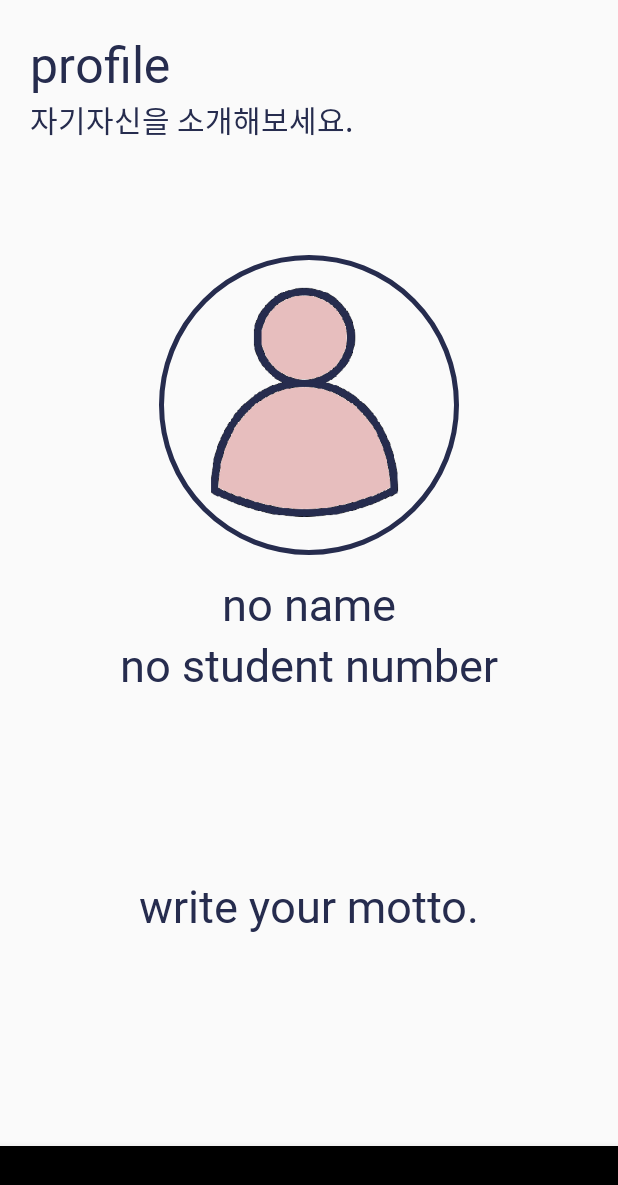
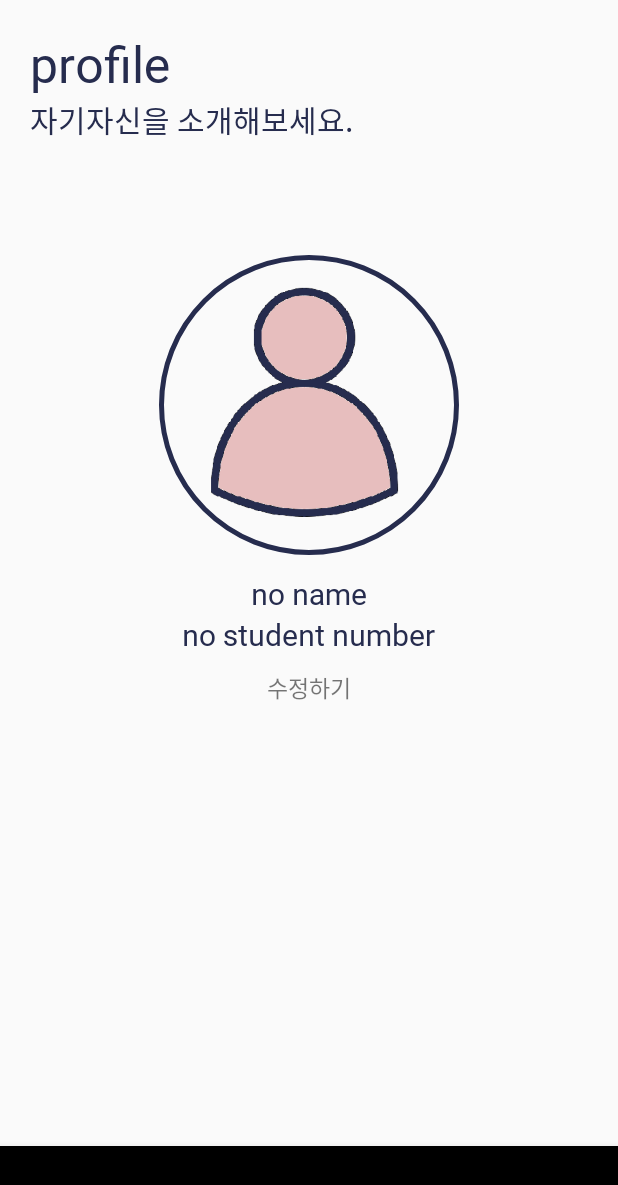
Before and after one commit to eunjijeon11/2020_TR, an Android app: the screen it shows after launch (MainActivity), item 4 of the bottom bar chosen, on a phone screen of 412 x 824 dp. Shown: the top 1185 px of the screen. Run offline under Robolectric (Android 15) with nearby library versions, the phone set to English and light mode, and no system bars; our stand-ins replace CircleImageView; libraries missing offline, so code that uses them is left out: com.github.mikephil.charting; 1 statement that could not run was skipped.

Commit message:
frag4 완성

```diff
--- a/app/src/main/java/com/example/mainscreen/editprofile.java
+++ b/app/src/main/java/com/example/mainscreen/editprofile.java
@@ -5,6 +5,7 @@ import android.content.Intent;
 import android.graphics.Bitmap;
 import android.graphics.BitmapFactory;
 import android.os.Bundle;
+import android.util.Log;
 import android.view.View;
 import android.widget.Button;
 import android.widget.EditText;
--- a/app/src/main/java/com/example/mainscreen/frag4.java
+++ b/app/src/main/java/com/example/mainscreen/frag4.java
@@ -1,71 +1,60 @@
 package com.example.mainscreen;
 
-import android.content.BroadcastReceiver;
-import android.content.Context;
 import android.content.Intent;
-import android.content.IntentFilter;
 import android.content.SharedPreferences;
-import android.content.res.AssetManager;
 import android.graphics.Bitmap;
 import android.graphics.BitmapFactory;
-import android.graphics.drawable.ShapeDrawable;
-import android.graphics.drawable.shapes.OvalShape;
-import android.os.Build;
 import android.os.Bundle;
 import android.preference.PreferenceManager;
-import android.provider.MediaStore;
 import android.view.LayoutInflater;
 import android.view.View;
 import android.view.ViewGroup;
-import android.widget.Button;
-import android.widget.ImageButton;
 import android.widget.ImageView;
 import android.widget.TextView;
 
-import java.io.IOException;
-import java.io.InputStream;
+import java.io.FileNotFoundException;
 
 import androidx.annotation.NonNull;
 import androidx.annotation.Nullable;
-import androidx.annotation.RequiresApi;
 import androidx.fragment.app.Fragment;
-import androidx.fragment.app.FragmentTransaction;
-import androidx.localbroadcastmanager.content.LocalBroadcastManager;
 
 public class frag4 extends Fragment {
 
     private View view;
-    private ImageButton btn_pro;
+    private TextView tv_pro;
     private TextView name;
     private TextView number;
-    private ImageView profile_iv;
+    private ImageView iv_profile;
     private Bitmap bitmap;
 
     SharedPreferences sharedPreferences;
     SharedPreferences.Editor editor;
-
-    private BroadcastReceiver mLocalReceiver;
-    private static final String LOCAL_BROADCAST_ACTION = "localBroadcastReceiver";
 
     @Nullable
     @Override
     public View onCreateView(@NonNull final LayoutInflater inflater, @Nullable ViewGroup container, @Nullable Bundle savedInstanceState) {
         view = inflater.inflate(R.layout.frag4, container, false);
 
-        profile_iv = view.findViewById(R.id.profile);
-        name = (TextView) view.findViewById(R.id.name);
-        number = (TextView) view.findViewById(R.id.number);
-        btn_pro = (ImageButton) view.findViewById(R.id.btn_pro); //UI연결
+        iv_profile = view.findViewById(R.id.profile);
+        name = view.findViewById(R.id.name);
+        number = view.findViewById(R.id.number);
+        tv_pro = view.findViewById(R.id.tv_pro);
 
         sharedPreferences = PreferenceManager.getDefaultSharedPreferences(getContext());
-        editor = sharedPreferences.edit();
 
         if (!sharedPreferences.getString("username", "").equals("")) {
-            name.setText(sharedPreferences.getString("usernum", ""));
+            name.setText(sharedPreferences.getString("username", ""));
             number.setText(sharedPreferences.getString("usernum", ""));
+            String profile = sharedPreferences.getString("image", "");
+            try {
+                bitmap = BitmapFactory.decodeStream(getActivity().openFileInput(profile));
+            } catch (FileNotFoundException e) {
+                e.printStackTrace();
+            }
+            iv_profile.setImageBitmap(bitmap);
         }
 
-        btn_pro.setOnClickListener(new View.OnClickListener() {
+        tv_pro.setOnClickListener(new View.OnClickListener() {
             @Override
             public void onClick(View v) {
                     Intent intent = new Intent(getActivity(), editprofile.class);
@@ -89,32 +78,17 @@ public class frag4 extends Fragment {
 
                     name.setText(username);
                     number.setText(usernum);
-                    profile_iv.setImageBitmap(bitmap);
+                    iv_profile.setImageBitmap(bitmap);
+
+                    editor = sharedPreferences.edit();
+                    editor.putString("username", username);
+                    editor.putString("usernum", usernum);
+                    editor.putString("image", profile);
+                    editor.apply();
                 } catch (Exception e) {
                     e.printStackTrace();
                 }
             }
         }
     }//editprofile에서 이름, 학번, 이미지 받아옴
-
-    @Override
-    public void onResume() {
-        super.onResume();
-        LocalBroadcastManager lbm = LocalBroadcastManager.getInstance(getContext());
-        IntentFilter intentFilter = new IntentFilter(LOCAL_BROADCAST_ACTION);
-        mLocalReceiver = new BroadcastReceiver() {
-            @Override
-            public void onReceive(Context context, Intent intent) {
-                name.setText("success");
-            }
-        };
-        lbm.registerReceiver(mLocalReceiver, intentFilter);
-    }
-
-    @Override
-    public void onPause() {
-        super.onPause();
-        LocalBroadcastManager lbm = LocalBroadcastManager.getInstance(getContext());
-        lbm.unregisterReceiver(mLocalReceiver);
-    }
 }
--- a/app/src/main/res/drawable/edir.xml
+++ /dev/null
@@ -1,8 +0,0 @@
-<vector xmlns:android="http://schemas.android.com/apk/res/android"
-        android:width="24dp"
-        android:height="24dp"
-        android:viewportWidth="24.0"
-        android:viewportHeight="24.0">
-    <path
-        android:pathData="M3,17.25V21h3.75L17.81,9.94l-3.75,-3.75L3,17.25zM20.71,7.04c0.39,-0.39 0.39,-1.02 0,-1.41l-2.34,-2.34c-0.39,-0.39 -1.02,-0.39 -1.41,0l-1.83,1.83 3.75,3.75 1.83,-1.83z"/>
-</vector>
--- a/app/src/main/res/layout/editprofile.xml
+++ b/app/src/main/res/layout/editprofile.xml
@@ -87,8 +87,6 @@
                 android:layout_gravity="center"
                 android:layout_width="wrap_content"
                 android:layout_height="wrap_content"/>
-
-
         </LinearLayout>
 
     </androidx.cardview.widget.CardView>
--- a/app/src/main/res/layout/frag4.xml
+++ b/app/src/main/res/layout/frag4.xml
@@ -50,7 +50,7 @@
         android:fontFamily="@font/penr"
         android:text="no name"
         android:textColor="@color/darkblue"
-        android:textSize="30sp"
+        android:textSize="20sp"
         android:visibility="visible"
         app:layout_constraintEnd_toEndOf="parent"
         app:layout_constraintStart_toStartOf="parent"
@@ -64,37 +64,21 @@
         android:gravity="center_horizontal"
         android:text="no student number"
         android:textColor="@color/darkblue"
-        android:textSize="30sp"
+        android:textSize="20sp"
         app:layout_constraintEnd_toEndOf="parent"
         app:layout_constraintHorizontal_bias="0.498"
         app:layout_constraintStart_toStartOf="parent"
         app:layout_constraintTop_toBottomOf="@+id/name" />
 
-    <ImageButton
-        android:id="@+id/btn_pro"
-        android:layout_width="60dp"
-        android:layout_height="60dp"
-        android:layout_gravity="bottom"
-        android:layout_marginEnd="116dp"
-        android:layout_marginRight="116dp"
-        android:background="#00FF0000"
-        android:scaleType="fitCenter"
-        android:src="@drawable/edir"
-        app:layout_constraintBottom_toBottomOf="@+id/number"
-        app:layout_constraintEnd_toEndOf="parent"
-        app:layout_constraintTop_toTopOf="@+id/name" />
-
     <TextView
-        android:id="@+id/motto_tv"
+        android:id="@+id/tv_pro"
         android:layout_width="wrap_content"
         android:layout_height="wrap_content"
-        android:text="write your motto."
-        android:textColor="@color/darkblue"
-        android:fontFamily="@font/penb"
-        android:layout_marginTop="120dp"
-        android:textSize="30sp"
-        app:layout_constraintEnd_toEndOf="parent"
-        app:layout_constraintStart_toStartOf="parent"
+        android:layout_marginTop="10dp"
+        android:text="수정하기"
+        android:textSize="15sp"
+        app:layout_constraintEnd_toEndOf="@+id/number"
+        app:layout_constraintStart_toStartOf="@+id/number"
         app:layout_constraintTop_toBottomOf="@+id/number" />
 
 </androidx.constraintlayout.widget.ConstraintLayout>
```
